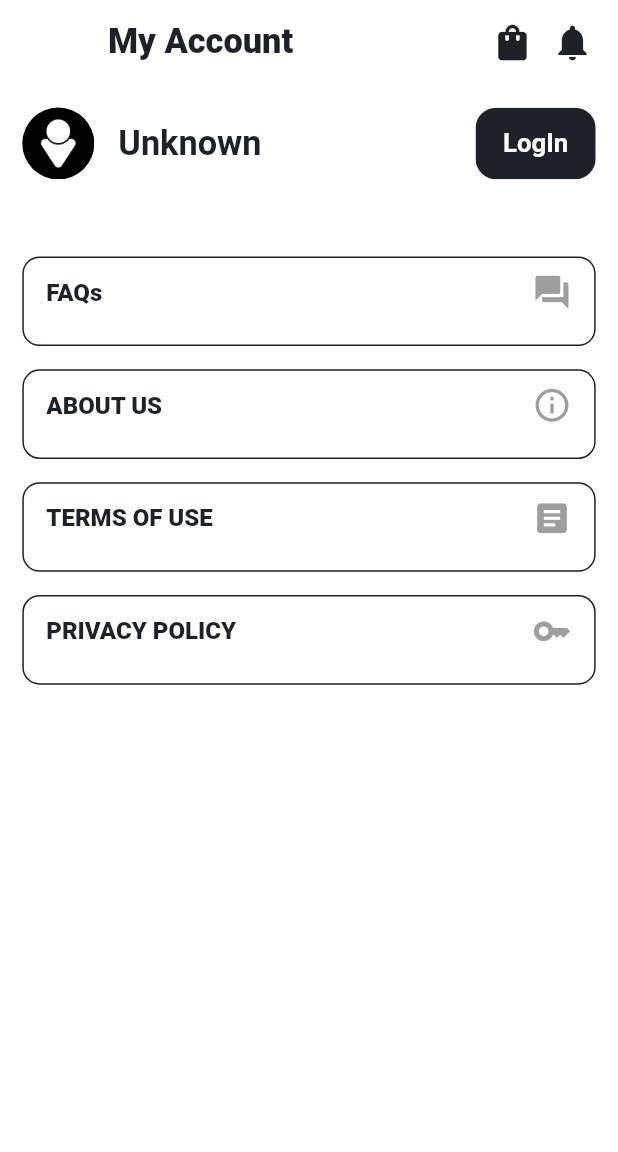
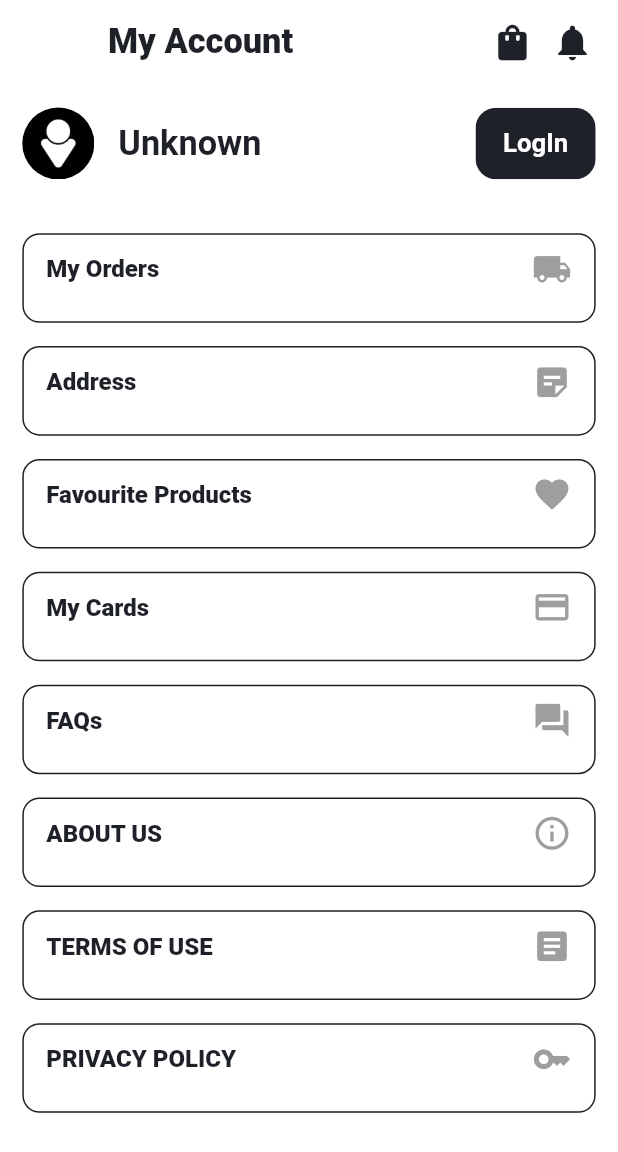
Before and after one commit to salahu01/crocs-flutter-app-user-, a Flutter app: the Account screen opened directly, on a phone screen of 412 x 824 dp. Shown: the top 1152 px of the screen. Run offline on Flutter 3.47's test engine with Material 2 defaults, Android fonts, the phone set to English and light mode, and no system bars; our stand-ins replace bloc, dio, equatable, flutter_bloc, flutter_screenutil, marquee and 1 more; network calls fail; statements that could not run were skipped.

Commit message:
added some ui parts

```diff
--- a/lib/view/pages/account/view/view.dart
+++ b/lib/view/pages/account/view/view.dart
@@ -92,7 +92,7 @@ class Account extends AppColors {
               ),
               SizedBox(height: 30.h),
               Visibility(
-                visible: false,
+                visible: true,
                 child: listViewBuilder(
                   contents: detailsWithAuth,
                   reations: detailsWithAuthReation,
--- a/lib/view/view_all/view/view.dart
+++ b/lib/view/view_all/view/view.dart
@@ -47,7 +47,7 @@ class ViewAll extends AppColors {
         ),
       ),
       body: Padding(
-        padding: EdgeInsets.symmetric(horizontal: 13.w),
+        padding: EdgeInsets.symmetric(horizontal: 10.w),
         child: SingleChildScrollView(
           physics: const BouncingScrollPhysics(),
           child: Column(
```
